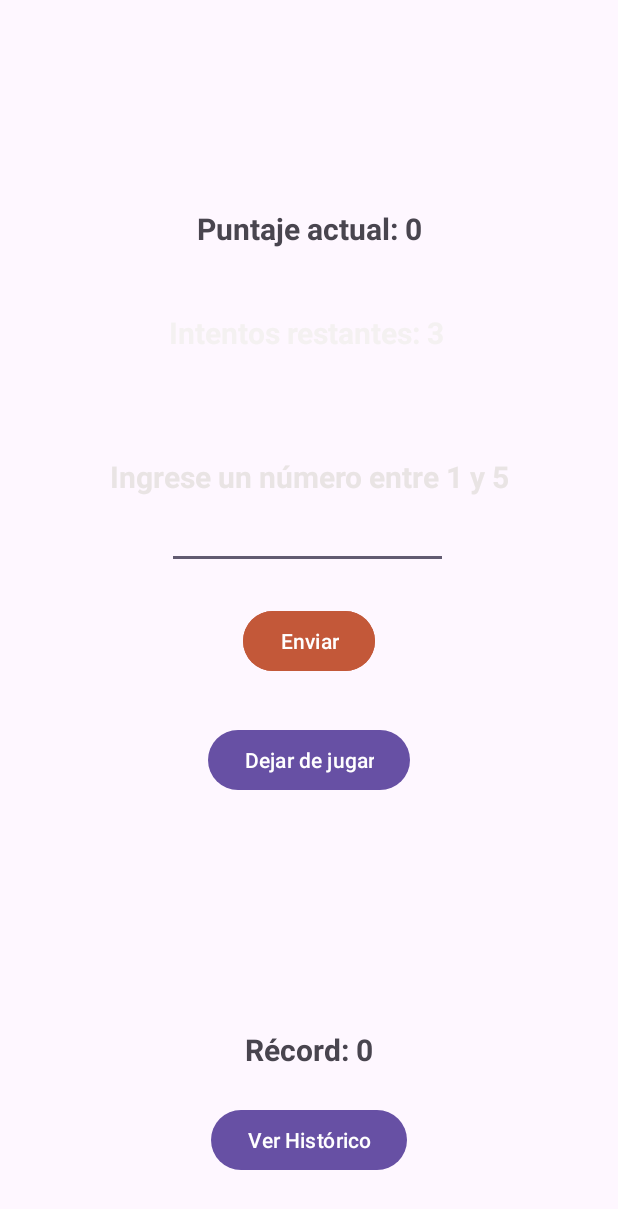
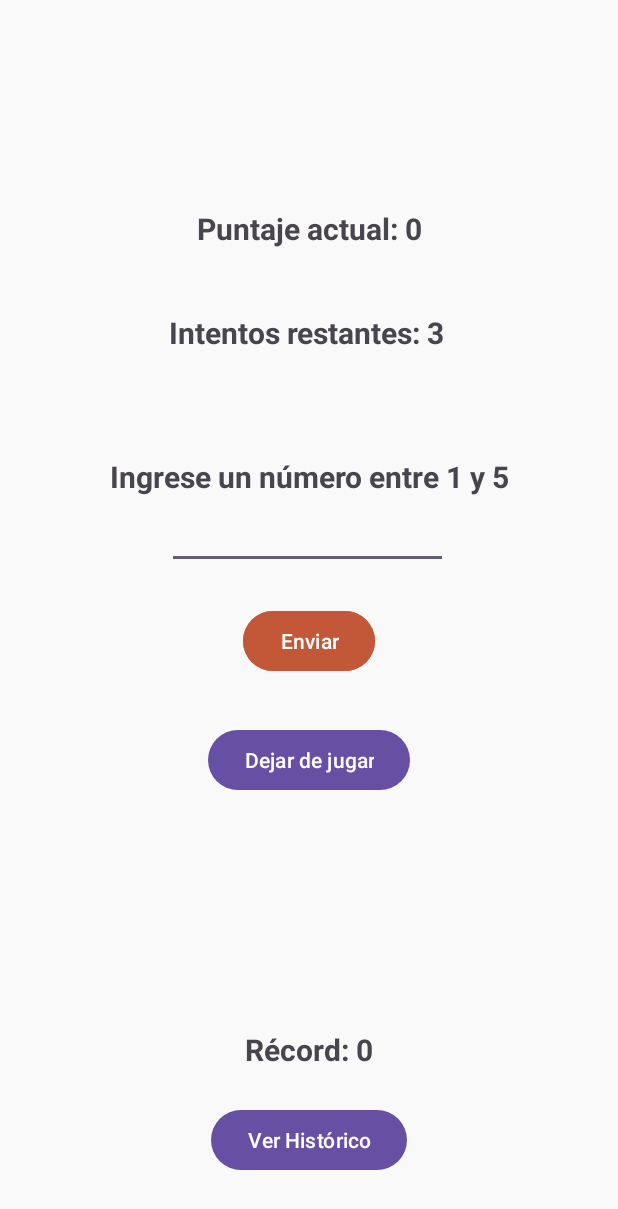
Before and after one commit to cambaccarini/tp2.1AppsMoviles, an Android app: the MainActivity screen opened directly, with no data from a screen before it, on a phone screen of 412 x 824 dp. Shown: the top 1209 px of the screen. Run offline under Robolectric (Android 15) with nearby library versions, the phone set to English and light mode, and no system bars; 1 statement that could not run was skipped.

Commit message:
fix color sin modo oscuro textos app general

```diff
--- a/app/src/main/res/layout/activity_main.xml
+++ b/app/src/main/res/layout/activity_main.xml
@@ -5,6 +5,8 @@
     android:id="@+id/main"
     android:layout_width="match_parent"
     android:layout_height="match_parent"
+    android:background="#f9f9f9"
+
     tools:context=".MainActivity">
 
     <TextView
@@ -54,7 +56,6 @@
         android:layout_width="wrap_content"
         android:layout_height="wrap_content"
         android:text="Ingrese un número entre 1 y 5"
-        android:textColor="#E9E4E4"
         android:textSize="20sp"
         android:textStyle="bold"
         app:layout_constraintBottom_toTopOf="@+id/editTextNumber"
@@ -70,7 +71,6 @@
         android:layout_height="wrap_content"
         android:layout_marginTop="32dp"
         android:text="Intentos restantes: 3"
-        android:textColor="#F4F1F1"
         android:textSize="20sp"
         android:textStyle="bold"
         app:layout_constraintBottom_toTopOf="@+id/textView"
--- a/app/src/main/res/layout/activity_name_entry.xml
+++ b/app/src/main/res/layout/activity_name_entry.xml
@@ -3,7 +3,8 @@
     xmlns:app="http://schemas.android.com/apk/res-auto"
     xmlns:tools="http://schemas.android.com/tools"
     android:layout_width="match_parent"
-    android:layout_height="match_parent">
+    android:layout_height="match_parent"
+    android:background="#f9f9f9">
 
     <EditText
         android:id="@+id/etPlayerName"
--- a/app/src/main/res/layout/item_score.xml
+++ b/app/src/main/res/layout/item_score.xml
@@ -4,7 +4,8 @@
     android:layout_width="match_parent"
     android:layout_height="wrap_content"
     android:orientation="horizontal"
-    android:padding="12dp">
+    android:padding="12dp"
+    android:background="#f9f9f9">
 
     <TextView
         android:id="@+id/tvName"
```
